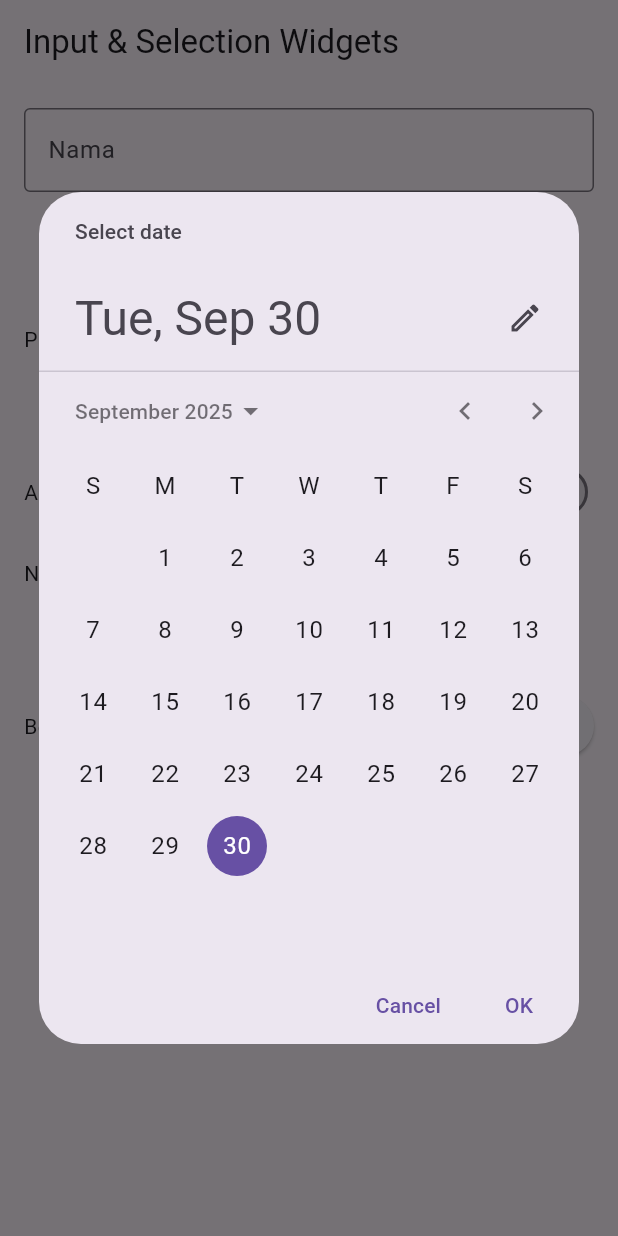
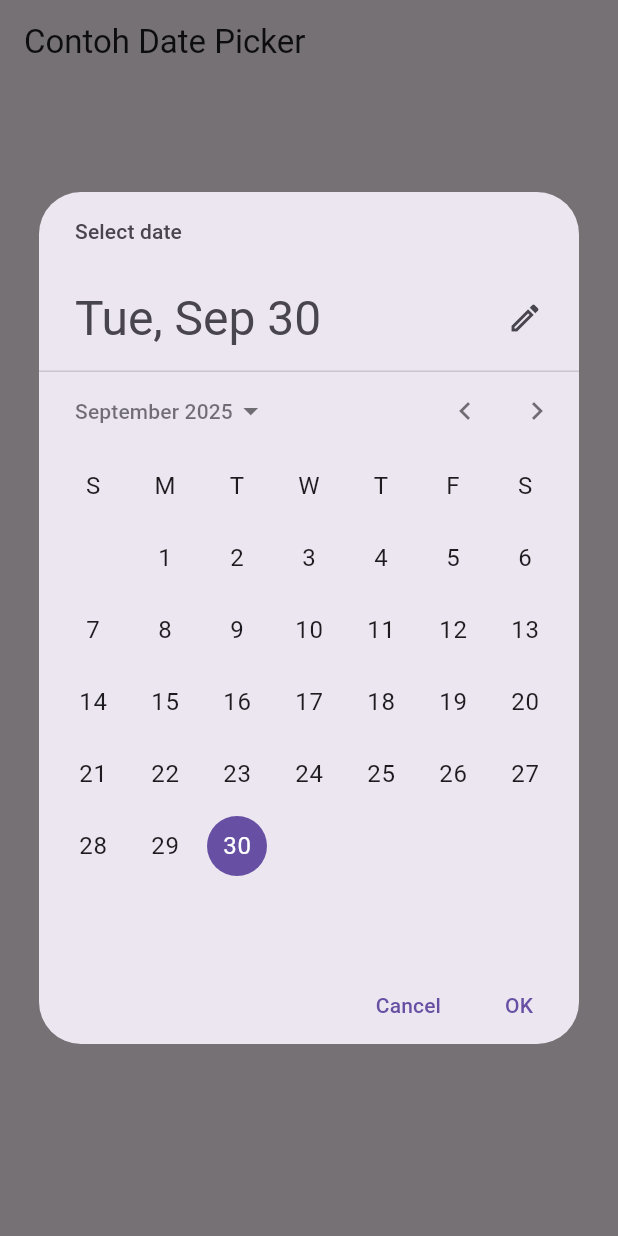
Before and after one commit to fauziyyahadeliaramanda/flutter-fundamental-part1, a Flutter app: the screen it shows after launch, after a tap on "Pilih Tanggal", on a phone screen of 412 x 824 dp. Run offline on Flutter 3.47's test engine with Material 3 defaults, Android fonts, the phone set to English and light mode, and no system bars.

Commit message:
Date and Time Pickers

```diff
--- a/lib/main.dart
+++ b/lib/main.dart
@@ -1,8 +1,7 @@
+import 'dart:async';
 import 'package:flutter/material.dart';
 
-void main() {
-  runApp(const MyApp());
-}
+void main() => runApp(const MyApp());
 
 class MyApp extends StatelessWidget {
   const MyApp({Key? key}) : super(key: key);
@@ -10,37 +9,36 @@ class MyApp extends StatelessWidget {
   @override
   Widget build(BuildContext context) {
     return const MaterialApp(
-      debugShowCheckedModeBanner: false,
-      home: InputSelectionDemo(),
+      title: 'Contoh Date Picker',
+      home: MyHomePage(title: 'Contoh Date Picker'),
     );
   }
 }
 
-class InputSelectionDemo extends StatefulWidget {
-  const InputSelectionDemo({Key? key}) : super(key: key);
+class MyHomePage extends StatefulWidget {
+  const MyHomePage({Key? key, required this.title}) : super(key: key);
+
+  final String title;
 
   @override
-  State<InputSelectionDemo> createState() => _InputSelectionDemoState();
+  _MyHomePageState createState() => _MyHomePageState();
 }
 
-class _InputSelectionDemoState extends State<InputSelectionDemo> {
-  bool _isChecked = false;
-  String? _gender = "Laki-laki";
-  bool _isSwitchOn = false;
-  double _sliderValue = 10;
-  DateTime? _selectedDate;
-  final TextEditingController _controller = TextEditingController();
+class _MyHomePageState extends State<MyHomePage> {
+  // Variable/State untuk mengambil tanggal
+  DateTime selectedDate = DateTime.now();
 
+  //  Initial SelectDate FLutter
   Future<void> _selectDate(BuildContext context) async {
+    // Initial DateTime FIinal Picked
     final DateTime? picked = await showDatePicker(
         context: context,
-      initialDate: DateTime.now(),
-      firstDate: DateTime(2000),
-      lastDate: DateTime(2100),
-    );
-    if (picked != null && picked != _selectedDate) {
+        initialDate: selectedDate,
+        firstDate: DateTime(2015, 8),
+        lastDate: DateTime(2101));
+    if (picked != null && picked != selectedDate) {
       setState(() {
-        _selectedDate = picked;
+        selectedDate = picked;
       });
     }
   }
@@ -48,115 +46,26 @@ class _InputSelectionDemoState extends State<InputSelectionDemo> {
   @override
   Widget build(BuildContext context) {
     return Scaffold(
-      appBar: AppBar(title: const Text("Input & Selection Widgets")),
-      body: Padding(
-        padding: const EdgeInsets.all(16.0),
-        child: SingleChildScrollView(
+      appBar: AppBar(
+        title: Text(widget.title),
+      ),
+      body: Center(
         child: Column(
-            crossAxisAlignment: CrossAxisAlignment.start,
-            children: [
-              // TextField
-              TextField(
-                controller: _controller,
-                decoration: const InputDecoration(
-                  border: OutlineInputBorder(),
-                  labelText: "Nama",
+          mainAxisSize: MainAxisSize.min,
+          children: <Widget>[
+            Text("${selectedDate.toLocal()}".split(' ')[0]),
+            const SizedBox(
+              height: 20.0,
             ),
-              ),
-              const SizedBox(height: 20),
-
-              // Checkbox
-              Row(
-                children: [
-                  Checkbox(
-                    value: _isChecked,
-                    onChanged: (value) {
-                      setState(() {
-                        _isChecked = value!;
-                      });
+            ElevatedButton(
+              onPressed: () => {
+                _selectDate(context),
+                // ignore: avoid_print
+                print(selectedDate.day + selectedDate.month + selectedDate.year)
               },
-                  ),
-                  const Text("Setuju dengan syarat & ketentuan"),
-                ],
-              ),
-              const SizedBox(height: 20),
-
-              // Radio Button
-              const Text("Pilih Jenis Kelamin:"),
-              Row(
-                children: [
-                  Radio<String>(
-                    value: "Laki-laki",
-                    groupValue: _gender,
-                    onChanged: (value) {
-                      setState(() {
-                        _gender = value;
-                      });
-                    },
-                  ),
-                  const Text("Laki-laki"),
-                  Radio<String>(
-                    value: "Perempuan",
-                    groupValue: _gender,
-                    onChanged: (value) {
-                      setState(() {
-                        _gender = value;
-                      });
-                    },
-                  ),
-                  const Text("Perempuan"),
-                ],
-              ),
-              const SizedBox(height: 20),
-
-              // Switch
-              Row(
-                mainAxisAlignment: MainAxisAlignment.spaceBetween,
-                children: [
-                  const Text("Aktifkan Notifikasi"),
-                  Switch(
-                    value: _isSwitchOn,
-                    onChanged: (value) {
-                      setState(() {
-                        _isSwitchOn = value;
-                      });
-                    },
+              child: const Text('Pilih Tanggal'),
             ),
           ],
-              ),
-              const SizedBox(height: 20),
-
-              // Slider
-              Text("Nilai: ${_sliderValue.toStringAsFixed(0)}"),
-              Slider(
-                value: _sliderValue,
-                min: 0,
-                max: 100,
-                divisions: 100,
-                label: _sliderValue.round().toString(),
-                onChanged: (value) {
-                  setState(() {
-                    _sliderValue = value;
-                  });
-                },
-              ),
-              const SizedBox(height: 20),
-
-              // Date Picker
-              Row(
-                mainAxisAlignment: MainAxisAlignment.spaceBetween,
-                children: [
-                  Text(_selectedDate == null
-                      ? "Belum pilih tanggal"
-                      : "Tanggal: ${_selectedDate!.toLocal()}".split(' ')[0]),
-                  ElevatedButton(
-                    onPressed: () => _selectDate(context),
-                    child: const Text("Pilih Tanggal"),
-                  ),
-                ],
-              ),
-            ],
-          ),
         ),
       ),
     );
```
Also changed, not shown: images/images:09.png (added), 1 other file. Lines whose indentation alone changed are shown as unchanged.
